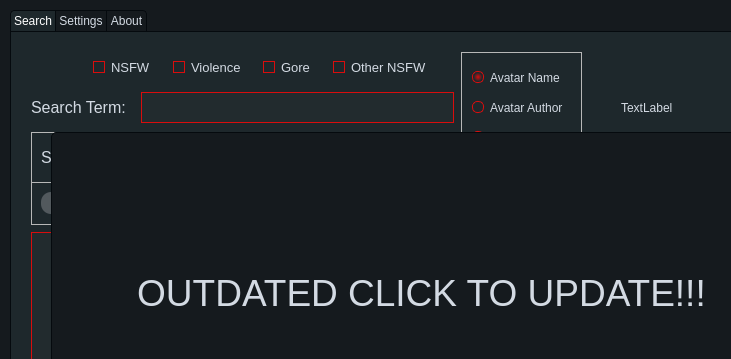
Old version of the form GUI/GUI.ui in the repository Cranbaerry/A.R.E.S; both pictures show x 0 to 731 and y 0 to 359 of the 858 by 590 pixel window.
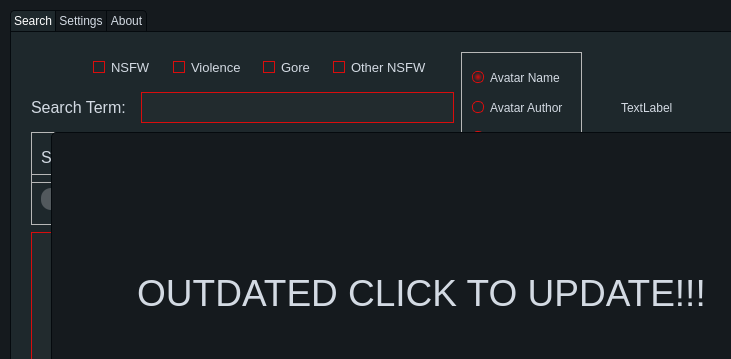
New version of the form.

```diff
--- a/GUI/GUI.ui
+++ b/GUI/GUI.ui
@@ -743,9 +743,9 @@
       <property name="geometry">
        <rect>
         <x>20</x>
-        <y>150</y>
+        <y>142</y>
         <width>571</width>
-        <height>43</height>
+        <height>51</height>
        </rect>
       </property>
       <property name="frameShape">
```
Left out of the diff: 10 changed lines with no effect on the pictures.
